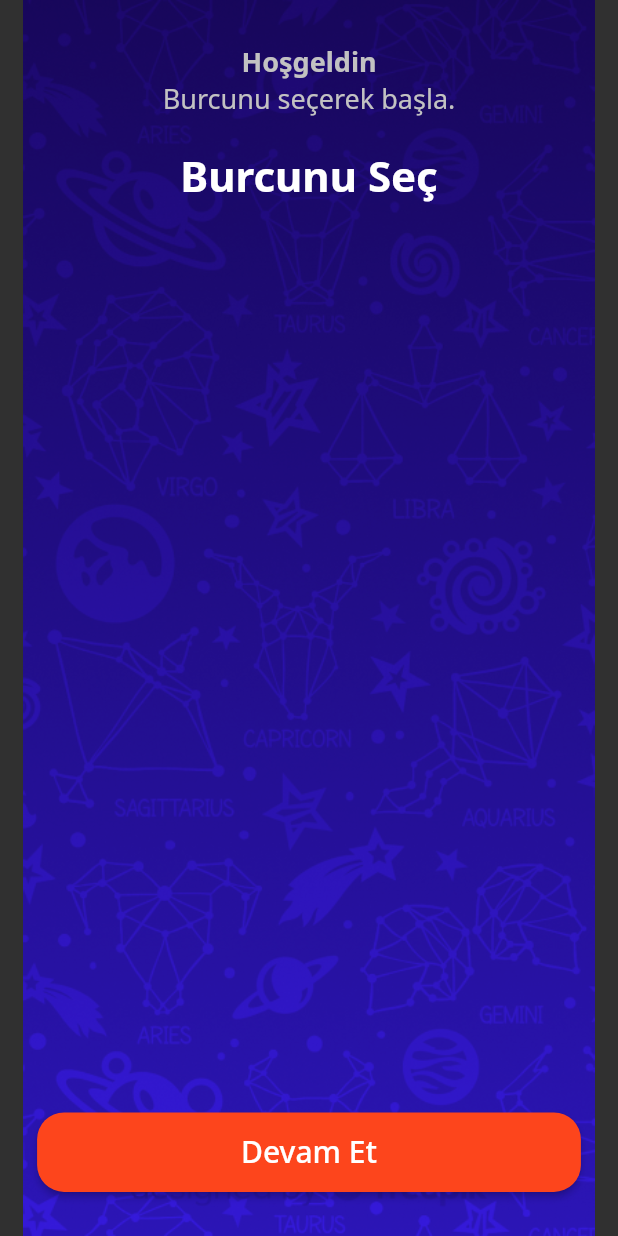
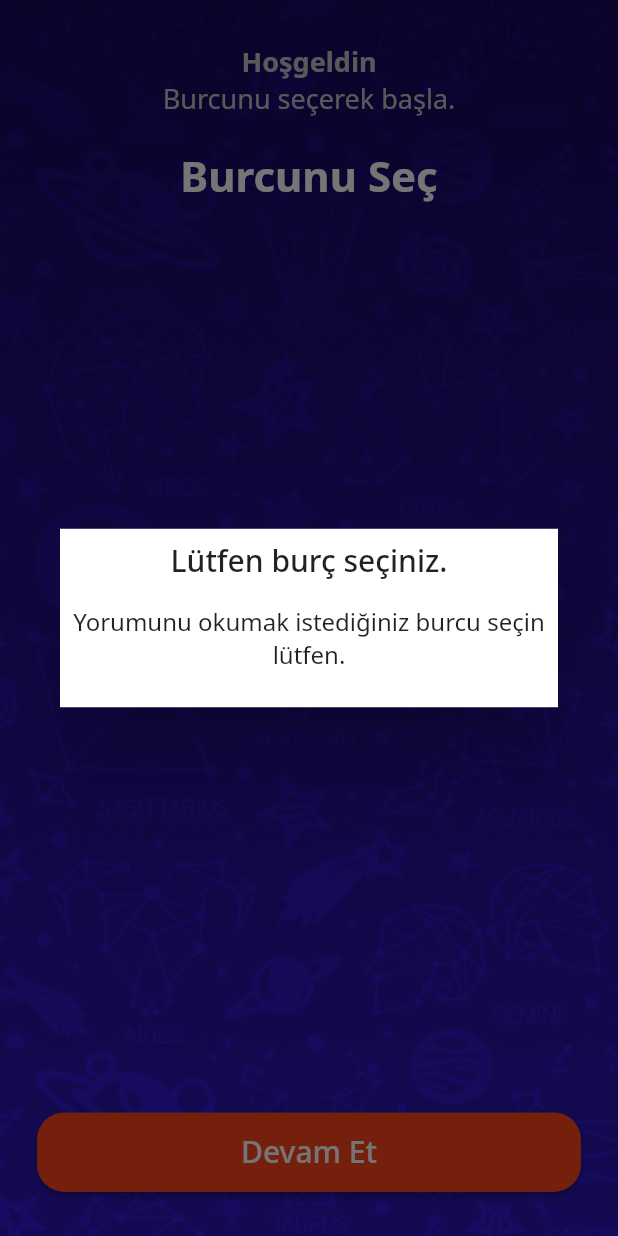
Before and after one commit to ismailcaakir/burc-yorumlar-flutter, a Flutter app: the screen it shows after launch, after a tap on "Devam Et", on a phone screen of 412 x 824 dp. Run offline on Flutter 3.47's test engine with Material 2 defaults, Android fonts, the phone set to English and light mode, and no system bars; our stand-ins replace flutter_svg, get, google_fonts; network calls fail.

```diff
--- a/lib/commons/colors.dart
+++ b/lib/commons/colors.dart
@@ -8,5 +8,6 @@ class AppColors {
   static const Color ORANGE = Color.fromRGBO(253, 69, 28, 1.0);
   static const Color GREY = Color.fromRGBO(194, 194, 194, 1.0);
   static const Color DARKGREY = Color.fromRGBO(97, 97, 97, 1.0);
+  static const Color DARKBLUE = Color.fromRGBO(28, 0, 167, 1.0);
 
 }
--- a/lib/main.dart
+++ b/lib/main.dart
@@ -1,4 +1,5 @@
 import 'package:flutter/material.dart';
+import 'package:get/get_navigation/src/root/get_material_app.dart';
 import 'package:google_fonts/google_fonts.dart';
 import 'package:gunlukburc/commons/colors.dart';
 import 'package:gunlukburc/views/home/home_view.dart';
@@ -11,7 +12,7 @@ class MyApp extends StatelessWidget {
   // This widget is the root of your application.
   @override
   Widget build(BuildContext context) {
-    return MaterialApp(
+    return GetMaterialApp(
       title: 'Flutter Demo',
       theme: ThemeData(
         primarySwatch: Colors.amber,
--- a/lib/views/home/layouts/home_layout.dart
+++ b/lib/views/home/layouts/home_layout.dart
@@ -1,4 +1,5 @@
 import 'package:flutter/material.dart';
+import 'package:get/get.dart';
 import 'package:gunlukburc/commons/colors.dart';
 import 'package:gunlukburc/controllers/home/home_controller.dart';
 import 'package:gunlukburc/models/home/home_model.dart';
@@ -25,7 +26,7 @@ class _HomeLayoutState extends State<HomeLayout> {
         decoration: BoxDecoration(
           image: DecorationImage(
             image: AssetImage("assets/images/background/bg.png"),
-            fit: BoxFit.contain,
+            fit: BoxFit.fill,
           ),
         ),
         child: SafeArea(
@@ -55,13 +56,21 @@ class _HomeLayoutState extends State<HomeLayout> {
                             alignment: Alignment.bottomCenter,
                             margin: EdgeInsets.all(5),
                             child: FlatButton(
-                              color: Colors.transparent,
+                              color: (this._isSelectedButton ==
+                                  viewModel
+                                      .horoscopes[index].horoscopeKey)
+                                  ? AppColors.DARKBLUE
+                                  : Colors.transparent,
                               key:
                                   Key(viewModel.horoscopes[index].horoscopeKey),
                               shape: RoundedRectangleBorder(
                                 side: BorderSide(
-                                  color: (this._isSelectedButton == viewModel.horoscopes[index].horoscopeKey) ? Colors.amber : Colors.transparent,
-                                  width: 1,
+                                  color: (this._isSelectedButton ==
+                                          viewModel
+                                              .horoscopes[index].horoscopeKey)
+                                      ? AppColors.ORANGE
+                                      : Colors.transparent,
+                                  width: 2,
                                   style: BorderStyle.solid,
                                 ),
                                 borderRadius: BorderRadius.circular(20),
@@ -98,7 +107,7 @@ class _HomeLayoutState extends State<HomeLayout> {
                               shape: RoundedRectangleBorder(
                                 borderRadius: BorderRadius.circular(18.0),
                               ),
-                              onPressed: () => { _isSelectedButton.isNotEmpty ? _detailPage(_isSelectedButton) : null},
+                              onPressed: () => {_detailPage(_isSelectedButton)},
                             ),
                           )
                         ],
@@ -118,8 +127,21 @@ class _HomeLayoutState extends State<HomeLayout> {
   }
 
   _detailPage(String isSelectedButton) {
-
-    print(isSelectedButton);
+    if (isSelectedButton.isEmpty) {
+      print(1);
+      Get.defaultDialog(
+        title: "Lütfen burç seçiniz.",
+        middleText: "Yorumunu okumak istediğiniz burcu seçin lütfen.",
+        backgroundColor: AppColors.WHITE,
+        radius: double.infinity
+      );
+    } else {
+      Get.defaultDialog(
+          title: "Seçilen Burç",
+          middleText: isSelectedButton,
+          backgroundColor: AppColors.WHITE,
+          radius: double.infinity
+      );
+    }
   }
-
 }
--- a/pubspec.yaml
+++ b/pubspec.yaml
@@ -12,8 +12,8 @@ dependencies:
     http: ^0.12.2
     google_fonts: ^1.1.2
     flutter_svg:
-    flutter_svg_provider:
-dev_dependencies:
+    get: ^3.25.6
+    dev_dependencies:
     flutter_test:
         sdk: flutter
 flutter:
```
Also changed, not shown: assets/images/background/bg.svg (deleted), pubspec.lock.
